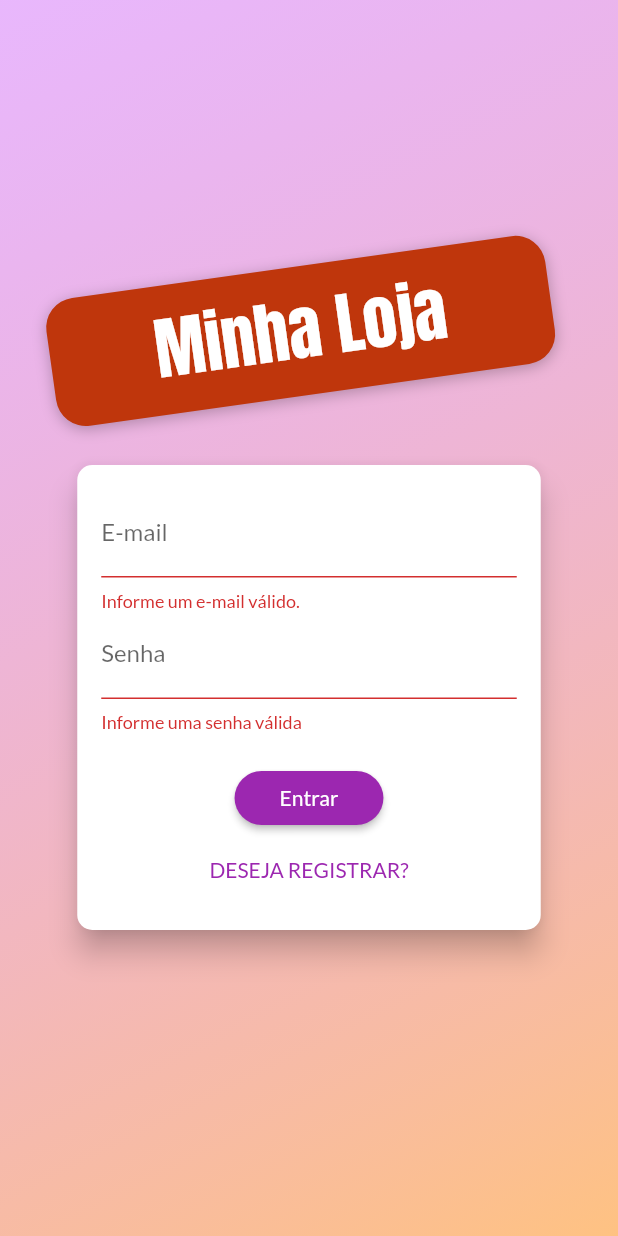
After one commit to gahantognoli/shop-app, a Flutter app: the screen it shows after launch, after a tap on "Entrar", on a phone screen of 412 x 824 dp. The commit adds this screen. Run offline on Flutter 3.47's test engine with Material 2 defaults, Android fonts, the phone set to English and light mode, and no system bars; our stand-ins replace shared_preferences; network calls fail.

Commit message:
Adicionando autenticacão

```diff
--- /dev/null
+++ b/lib/components/auth_form.dart
@@ -0,0 +1,164 @@
+import 'package:flutter/material.dart';
+import 'package:flutter/src/widgets/framework.dart';
+import 'package:flutter/src/widgets/placeholder.dart';
+import 'package:provider/provider.dart';
+import 'package:shop/exceptions/auth_exception.dart';
+import 'package:shop/utils/app_routes.dart';
+
+import '../models/auth.dart';
+
+enum AuthMode { Signup, Login }
+
+class AuthForm extends StatefulWidget {
+  const AuthForm({super.key});
+
+  @override
+  State<AuthForm> createState() => _AuthFormState();
+}
+
+class _AuthFormState extends State<AuthForm> {
+  var _authMode = AuthMode.Login;
+  var _isLoadding = false;
+  final _passwordController = TextEditingController();
+  final _formKey = GlobalKey<FormState>();
+  final Map<String, String> _authData = {'email': '', 'password': ''};
+
+  bool _isLogin() => _authMode == AuthMode.Login;
+
+  bool _isSignup() => _authMode == AuthMode.Signup;
+
+  void _switchAuthMode() {
+    setState(() {
+      if (_isLogin()) {
+        _authMode = AuthMode.Signup;
+      } else {
+        _authMode = AuthMode.Login;
+      }
+    });
+  }
+
+  void showErrorDialog(String message) {
+    showDialog(
+      context: context,
+      builder: (ctx) => AlertDialog(
+        title: const Text('Ocorreu um erro'),
+        content: Text(message),
+        actions: [
+          TextButton(
+            onPressed: () => Navigator.of(context).pop(),
+            child: const Text('Fechar'),
+          )
+        ],
+      ),
+    );
+  }
+
+  Future<void> _submit() async {
+    final isValid = _formKey.currentState?.validate() ?? false;
+    if (!isValid) return;
+
+    try {
+      setState(() => _isLoadding = true);
+      _formKey.currentState?.save();
+      var auth = Provider.of<Auth>(context, listen: false);
+      if (_isLogin()) {
+        await auth.login(_authData['email']!, _authData['password']!);
+      } else {
+        await auth.signUp(_authData['email']!, _authData['password']!);
+      }
+      // ignore: use_build_context_synchronously
+      Navigator.of(context).pushReplacementNamed(AppRoutes.AUTH_OR_HOME);
+    } on AuthException catch (e) {
+      setState(() => _isLoadding = false);
+      showErrorDialog(e.toString());
+    } catch (e) {
+      setState(() => _isLoadding = false);
+      showErrorDialog('Ocorreu um erro inesperado.');
+    } finally {}
+  }
+
+  @override
+  Widget build(BuildContext context) {
+    final deviceSize = MediaQuery.of(context).size;
+    return Card(
+      elevation: 8,
+      shape: RoundedRectangleBorder(
+        borderRadius: BorderRadius.circular(10),
+      ),
+      child: Container(
+        padding: const EdgeInsets.all(16),
+        height: _isLogin() ? 310 : 400,
+        width: deviceSize.width * 0.75,
+        child: Form(
+          key: _formKey,
+          child: Column(
+            children: [
+              TextFormField(
+                decoration: const InputDecoration(labelText: 'E-mail'),
+                keyboardType: TextInputType.emailAddress,
+                onSaved: (email) => _authData['email'] = email ?? '',
+                validator: (value) {
+                  final email = value ?? '';
+                  if (email.trim().isEmpty || !email.contains('@')) {
+                    return 'Informe um e-mail válido.';
+                  }
+                  return null;
+                },
+              ),
+              TextFormField(
+                controller: _passwordController,
+                decoration: const InputDecoration(labelText: 'Senha'),
+                keyboardType: TextInputType.text,
+                obscureText: true,
+                onSaved: (password) => _authData['password'] = password ?? '',
+                validator: (value) {
+                  final password = value ?? '';
+                  if (password.isEmpty || password.length < 5) {
+                    return 'Informe uma senha válida';
+                  }
+                  return null;
+                },
+              ),
+              if (_isSignup())
+                TextFormField(
+                  decoration:
+                      const InputDecoration(labelText: 'Confirmar Senha'),
+                  keyboardType: TextInputType.text,
+                  obscureText: true,
+                  validator: _isLogin()
+                      ? null
+                      : (value) {
+                          final password = value ?? '';
+                          if (password != _passwordController.text) {
+                            return 'Senhas informadas não conferem.';
+                          }
+                          return null;
+                        },
+                ),
+              const SizedBox(height: 20),
+              _isLoadding
+                  ? const CircularProgressIndicator()
+                  : ElevatedButton(
+                      onPressed: _submit,
+                      style: ElevatedButton.styleFrom(
+                          shape: RoundedRectangleBorder(
+                            borderRadius: BorderRadius.circular(30),
+                          ),
+                          padding: const EdgeInsets.symmetric(
+                              horizontal: 30, vertical: 8)),
+                      child: Text(
+                          _authMode == AuthMode.Login ? 'Entrar' : 'Registrar'),
+                    ),
+              const Spacer(),
+              TextButton(
+                onPressed: _switchAuthMode,
+                child:
+                    Text(_isLogin() ? 'DESEJA REGISTRAR?' : 'JÁ POSSUI CONTA?'),
+              )
+            ],
+          ),
+        ),
+      ),
+    );
+  }
+}
--- a/lib/components/product_grid_item.dart
+++ b/lib/components/product_grid_item.dart
@@ -7,6 +7,8 @@ import 'package:shop/models/product.dart';
 import 'package:shop/pages/product_detail_page.dart';
 import 'package:shop/utils/app_routes.dart';
 
+import '../models/auth.dart';
+
 class ProductGridItem extends StatelessWidget {
   const ProductGridItem({super.key});
 
@@ -14,6 +16,7 @@ class ProductGridItem extends StatelessWidget {
   Widget build(BuildContext context) {
     final Product product = Provider.of<Product>(context, listen: false);
     final Cart cart = Provider.of<Cart>(context, listen: false);
+    final Auth auth = Provider.of<Auth>(context, listen: false);
     return ClipRRect(
       borderRadius: BorderRadius.circular(10),
       child: GridTile(
@@ -28,7 +31,8 @@ class ProductGridItem extends StatelessWidget {
               icon: Icon(
                   product.isFavorite ? Icons.favorite : Icons.favorite_border),
               color: Theme.of(context).accentColor,
-              onPressed: () => product.toggleFavorite(),
+              onPressed: () =>
+                  product.toggleFavorite(auth.token ?? '', auth.userId ?? ''),
             ),
           ),
           trailing: IconButton(
--- /dev/null
+++ b/lib/data/store.dart
@@ -0,0 +1,33 @@
+import 'dart:convert';
+
+import 'package:shared_preferences/shared_preferences.dart';
+
+class Store {
+  static Future<bool> saveString(String key, String value) async {
+    final prefs = await SharedPreferences.getInstance();
+    return prefs.setString(key, value);
+  }
+
+  static Future<bool> saveMap(String key, Map<String, dynamic> value) async {
+    return saveString(key, jsonEncode(value));
+  }
+
+  static Future<String> getString(String key,
+      [String defaultValue = '']) async {
+    final prefs = await SharedPreferences.getInstance();
+    return prefs.getString(key) ?? defaultValue;
+  }
+
+  static Future<Map<String, dynamic>> getMap(String key) async {
+    try {
+      return jsonDecode(await getString(key));
+    } catch (_) {
+      return {};
+    }
+  }
+
+  static Future<bool> remove(String key) async {
+    final prefs = await SharedPreferences.getInstance();
+    return prefs.remove(key);
+  }
+}
--- /dev/null
+++ b/lib/exceptions/auth_exception.dart
@@ -0,0 +1,21 @@
+class AuthException implements Exception {
+  static const Map<String, String> errors = {
+    'EMAIL_EXISTS': 'E-mail já cadastrado.',
+    'OPERATION_NOT_ALLOWED': 'Operacao não permitida.',
+    'TOO_MANY_ATTEMPTS_TRY_LATER':
+        'Acesso bloqueado temporariamente, tente novamente mais tarde.',
+    'EMAIL_NOT_FOUND': 'E-mail não encontrado.',
+    'INVALID_LOGIN_CREDENTIALS': 'Usuário ou senha inválido.',
+    'INVALID_PASSWORD': 'Senha informada não confere',
+    'USER_DISABLED': 'A conta do usuário foi desabilitada.',
+  };
+
+  final String key;
+
+  AuthException({required this.key});
+
+  @override
+  String toString() {
+    return errors[key] ?? 'Ocorreu um erro inesperado.';
+  }
+}
--- a/lib/main.dart
+++ b/lib/main.dart
@@ -1,13 +1,14 @@
 import 'package:flutter/material.dart';
 import 'package:provider/provider.dart';
+import 'package:shop/models/auth.dart';
 import 'package:shop/models/cart.dart';
 import 'package:shop/models/order_list.dart';
 import 'package:shop/models/product_list.dart';
+import 'package:shop/pages/auth_or_home_page.dart';
 import 'package:shop/pages/cart_page.dart';
 import 'package:shop/pages/order_page.dart';
 import 'package:shop/pages/product_detail_page.dart';
 import 'package:shop/pages/product_form_page.dart';
-import 'package:shop/pages/products_overview_page.dart';
 import 'package:shop/pages/products_page.dart';
 import 'package:shop/utils/app_routes.dart';
 
@@ -22,9 +23,24 @@ class MyApp extends StatelessWidget {
   Widget build(BuildContext context) {
     return MultiProvider(
       providers: [
-        ChangeNotifierProvider(create: (_) => ProductList()),
+        ChangeNotifierProvider(create: (_) => Auth()),
+        ChangeNotifierProxyProvider<Auth, ProductList>(
+          create: (_) => ProductList(),
+          update: (ctx, auth, previous) => ProductList(
+            auth.token ?? '',
+            auth.userId ?? '',
+            previous?.items ?? [],
+          ),
+        ),
+        ChangeNotifierProxyProvider<Auth, OrderList>(
+          create: (_) => OrderList(),
+          update: (ctx, auth, previous) => OrderList(
+            auth.token ?? '',
+            auth.userId ?? '',
+            previous?.items ?? [],
+          ),
+        ),
         ChangeNotifierProvider(create: (_) => Cart()),
-        ChangeNotifierProvider(create: (_) => OrderList()),
       ],
       child: MaterialApp(
         title: 'Shop',
@@ -34,7 +50,7 @@ class MyApp extends StatelessWidget {
           fontFamily: 'Lato',
         ),
         routes: {
-          AppRoutes.HOME: (context) => const ProductsOverviewPage(),
+          AppRoutes.AUTH_OR_HOME: (context) => const AuthOrHomePage(),
           AppRoutes.PRODUCT_DETAIL: (context) => const ProductDetailPage(),
           AppRoutes.CART: (context) => const CartPage(),
           AppRoutes.ORDERS: (context) => const OrdersPage(),
--- /dev/null
+++ b/lib/models/auth.dart
@@ -0,0 +1,110 @@
+import 'dart:async';
+import 'dart:convert';
+
+import 'package:flutter/material.dart';
+import 'package:http/http.dart';
+import 'package:shop/data/store.dart';
+import 'package:shop/exceptions/auth_exception.dart';
+
+class Auth with ChangeNotifier {
+  String? _token;
+  String? _email;
+  String? _userId;
+  DateTime? _expiryDate;
+  Timer? _logoutTimer;
+
+  bool get isAuth =>
+      _token != null && (_expiryDate?.isAfter(DateTime.now()) ?? false);
+
+  String? get token => isAuth ? _token : null;
+
+  String? get email => isAuth ? _email : null;
+
+  String? get userId => isAuth ? _userId : null;
+
+  Future<void> signUp(String email, String password) async {
+    return _authenticate(email, password, 'signUp');
+  }
+
+  Future<void> login(String email, String password) async {
+    return _authenticate(email, password, 'signInWithPassword');
+  }
+
+  Future<void> tryAutoLogin() async {
+    if (isAuth) return;
+
+    final userData = await Store.getMap('userData');
+    if (userData.isEmpty) return;
+
+    final expiryDate = DateTime.parse(userData['expiryDate']);
+    if (expiryDate.isBefore(DateTime.now())) return;
+
+    _token = userData['token'];
+    _email = userData['email'];
+    _userId = userData['userId'];
+    _expiryDate = expiryDate;
+
+    _autoLogout();
+    notifyListeners();
+  }
+
+  void logout() {
+    _token = null;
+    _email = null;
+    _userId = null;
+    _expiryDate = null;
+    _clearLogoutTimer();
+    Store.remove('userData').then((_) {
+      notifyListeners();
+    });
+  }
+
+  void _clearLogoutTimer() {
+    _logoutTimer?.cancel();
+    _logoutTimer = null;
+  }
+
+  void _autoLogout() {
+    _clearLogoutTimer();
+    final timeToLogout = _expiryDate?.difference(DateTime.now()).inSeconds;
+    _logoutTimer = Timer(Duration(seconds: timeToLogout ?? 0), logout);
+  }
+
+  Future<void> _authenticate(
+      String email, String password, String urlFragment) async {
+    final url =
+        'https://identitytoolkit.googleapis.com/v1/accounts:$urlFragment?key=AIzaSyC-1X_ooe02tFdZ_zVisIl35uPh3XOe4Pk';
+    final response = await post(
+      Uri.parse(url),
+      body: jsonEncode(
+        {
+          'email': email,
+          'password': password,
+          'returnSecureToken': true,
+        },
+      ),
+    );
+
+    final body = jsonDecode(response.body);
+    if (body['error'] != null) {
+      throw AuthException(key: body['error']['message']);
+    }
+
+    _token = body['idToken'];
+    _email = body['email'];
+    _userId = body['localId'];
+    _expiryDate = DateTime.now().add(Duration(
+      seconds: int.parse(body['expiresIn']),
+    ));
+    Store.saveMap('userData', {
+      'token': _token,
+      'email': _email,
+      'userId': _userId,
+      'expiryDate': _expiryDate!.toIso8601String(),
+    });
+
+    _autoLogout();
+
+    notifyListeners();
+  }
+}
--- a/lib/models/order_list.dart
+++ b/lib/models/order_list.dart
@@ -10,18 +10,27 @@ import '../utils/constants.dart';
 import 'order.dart';
 
 class OrderList with ChangeNotifier {
-  final List<Order> _items = [];
+  String? _token;
+  String? _userId;
+  List<Order> _items = [];
+
+  OrderList([
+    this._token = '',
+    this._userId = '',
+    this._items = const [],
+  ]);
 
   List<Order> get items => [..._items];
   int get itemsCount => _items.length;
 
   Future<void> loadOrders() async {
-    final response = await get(Uri.parse('${Constants.ORDER_BASE_URL}.json'));
+    List<Order> items = [];
+    final response = await get(
+        Uri.parse('${Constants.ORDER_BASE_URL}/$_userId.json?auth=$_token'));
     if (response.body == 'null') return;
-    _items.clear();
     Map<String, dynamic> data = jsonDecode(response.body);
     data.forEach((orderId, orderData) {
-      _items.add(Order(
+      items.add(Order(
         id: orderId,
         total: double.parse(orderData['total'].toString()),
         products: (orderData['products'] as List<dynamic>)
@@ -38,13 +47,15 @@ class OrderList with ChangeNotifier {
         date: DateTime.parse(orderData['date']),
       ));
     });
+
+    _items = items.reversed.toList();
     notifyListeners();
   }
 
   Future<void> addOrder(Cart cart) async {
     final date = DateTime.now();
     final response = await post(
-      Uri.parse('${Constants.ORDER_BASE_URL}.json'),
+      Uri.parse('${Constants.ORDER_BASE_URL}/$_userId.json?auth=$_token'),
       body: jsonEncode(
         {
           'total': cart.totalAmount,
--- a/lib/models/product_list.dart
+++ b/lib/models/product_list.dart
@@ -10,7 +10,15 @@ import 'package:shop/models/product.dart';
 import '../utils/constants.dart';
 
 class ProductList with ChangeNotifier {
-  final List<Product> _items = [];
+  String _token;
+  String _userId;
+  List<Product> _items = [];
+
+  ProductList([
+    this._token = '',
+    this._userId = '',
+    this._items = const [],
+  ]);
 
   List<Product> get items => [..._items];
   List<Product> get favoriteItems =>
@@ -18,11 +26,20 @@ class ProductList with ChangeNotifier {
   int get itemsCount => _items.length;
 
   Future<void> loadProducts() async {
-    final response = await get(Uri.parse('${Constants.PRODUCT_BASE_URL}.json'));
+    final response =
+        await get(Uri.parse('${Constants.PRODUCT_BASE_URL}.json?auth=$_token'));
     if (response.body == 'null') return;
+
+    final favResponse = await get(Uri.parse(
+        '${Constants.USER_FAVORITES_URL}/$_userId.json?auth=$_token'));
+
+    Map<String, dynamic> favData =
+        favResponse.body == 'null' ? {} : jsonDecode(favResponse.body);
+
     _items.clear();
     Map<String, dynamic> data = jsonDecode(response.body);
     data.forEach((productId, productData) {
+      final isFavorite = favData[productId] ?? false;
       _items.add(
         Product(
           id: productId,
@@ -30,7 +47,7 @@ class ProductList with ChangeNotifier {
           description: productData['description'],
           price: productData['price'],
           imageUrl: productData['imageUrl'],
-          isFavorite: productData['isFavorite'],
+          isFavorite: isFavorite,
         ),
       );
     });
@@ -39,7 +56,7 @@ class ProductList with ChangeNotifier {
 
   Future<void> addProduct(Product product) async {
     final response = await post(
-      Uri.parse('${Constants.PRODUCT_BASE_URL}.json'),
+      Uri.parse('${Constants.PRODUCT_BASE_URL}.json?auth=$_token'),
       body: jsonEncode(
         {
           'name': product.name,
@@ -69,7 +86,8 @@ class ProductList with ChangeNotifier {
     int index = _items.indexWhere((p) => p.id == product.id);
     if (index >= 0) {
       await patch(
-        Uri.parse('${Constants.PRODUCT_BASE_URL}/${product.id}.json'),
+        Uri.parse(
+            '${Constants.PRODUCT_BASE_URL}/${product.id}.json?auth=$_token'),
         body: jsonEncode(
           {
             'name': product.name,
@@ -89,8 +107,8 @@ class ProductList with ChangeNotifier {
     if (index >= 0) {
       final product = _items.removeAt(index);
       notifyListeners();
-      final response = await delete(
-          Uri.parse('${Constants.PRODUCT_BASE_URL}/${product.id}.json'));
+      final response = await delete(Uri.parse(
+          '${Constants.PRODUCT_BASE_URL}/${product.id}.json?auth=$_token'));
       if (response.statusCode >= 400) {
         _items.insert(index, product);
         notifyListeners();
--- /dev/null
+++ b/lib/pages/auth_or_home_page.dart
@@ -0,0 +1,29 @@
+import 'package:flutter/material.dart';
+import 'package:flutter/src/widgets/framework.dart';
+import 'package:flutter/src/widgets/placeholder.dart';
+import 'package:provider/provider.dart';
+import 'package:shop/models/auth.dart';
+import 'package:shop/pages/auth_page.dart';
+import 'package:shop/pages/products_overview_page.dart';
+
+class AuthOrHomePage extends StatelessWidget {
+  const AuthOrHomePage({super.key});
+
+  @override
+  Widget build(BuildContext context) {
+    final auth = Provider.of<Auth>(context);
+    return FutureBuilder(
+        future: auth.tryAutoLogin(),
+        builder: (ctx, snapshot) {
+          if (snapshot.connectionState == ConnectionState.waiting) {
+            return const Center(child: CircularProgressIndicator());
+          } else if (snapshot.error != null) {
+            return const Center(child: Text('Ocorreu um erro inesperado!'));
+          } else {
+            return auth.isAuth
+                ? const ProductsOverviewPage()
+                : const AuthPage();
+          }
+        });
+  }
+}
--- /dev/null
+++ b/lib/pages/auth_page.dart
@@ -0,0 +1,70 @@
+import 'dart:math';
+
+import 'package:flutter/material.dart';
+import 'package:flutter/src/widgets/framework.dart';
+import 'package:flutter/src/widgets/placeholder.dart';
+import 'package:shop/components/auth_form.dart';
+
+class AuthPage extends StatelessWidget {
+  const AuthPage({super.key});
+
+  @override
+  Widget build(BuildContext context) {
+    return Scaffold(
+      body: Stack(
+        children: [
+          Container(
+            decoration: const BoxDecoration(
+              gradient: LinearGradient(
+                colors: [
+                  Color.fromRGBO(215, 117, 255, 0.5),
+                  Color.fromRGBO(255, 188, 117, 0.9),
+                ],
+                begin: Alignment.topLeft,
+                end: Alignment.bottomRight,
+              ),
+            ),
+          ),
+          SizedBox(
+            width: double.infinity,
+            child: Column(
+              mainAxisAlignment: MainAxisAlignment.center,
+              crossAxisAlignment: CrossAxisAlignment.center,
+              children: [
+                Container(
+                  margin: const EdgeInsets.only(bottom: 20),
+                  padding: const EdgeInsets.symmetric(
+                    vertical: 10,
+                    horizontal: 70,
+                  ),
+                  transform: Matrix4.rotationZ(-8 * pi / 180)..translate(-10.0),
+                  decoration: BoxDecoration(
+                    borderRadius: BorderRadius.circular(20),
+                    color: Colors.deepOrange.shade900,
+                    boxShadow: const [
+                      BoxShadow(
+                        blurRadius: 8,
+                        color: Colors.black26,
+                        offset: Offset(0, 2),
+                      )
+                    ],
+                  ),
+                  child: Text(
+                    'Minha Loja',
+                    style: TextStyle(
+                      fontSize: 45,
+                      fontFamily: 'Anton',
+                      color:
+                          Theme.of(context).accentTextTheme.titleLarge!.color,
+                    ),
+                  ),
+                ),
+                const AuthForm()
+              ],
+            ),
+          )
+        ],
+      ),
+    );
+  }
+}
--- a/lib/utils/app_routes.dart
+++ b/lib/utils/app_routes.dart
@@ -1,5 +1,5 @@
 class AppRoutes {
-  static const HOME = '/';
+  static const AUTH_OR_HOME = '/';
   static const PRODUCT_DETAIL = '/product-detail';
   static const CART = '/cart';
   static const ORDERS = '/orders';
--- a/lib/utils/constants.dart
+++ b/lib/utils/constants.dart
@@ -1,4 +1,6 @@
 class Constants {
+  static const USER_FAVORITES_URL =
+      'https://shop-coder-65944-default-rtdb.firebaseio.com/userFavorites';
   static const PRODUCT_BASE_URL =
       'https://shop-coder-65944-default-rtdb.firebaseio.com/products';
   static const ORDER_BASE_URL =
--- a/pubspec.yaml
+++ b/pubspec.yaml
@@ -38,6 +38,7 @@ dependencies:
   provider: ^6.1.1
   intl: ^0.18.1
   http: ^0.13.3
+  shared_preferences: ^2.0.6
 
 dev_dependencies:
   flutter_test:
```
Also changed, not shown: lib/components/app_drawer.dart (+15 -3 lines), lib/models/product.dart (+5 -4 lines), pubspec.lock, 1 other file.
